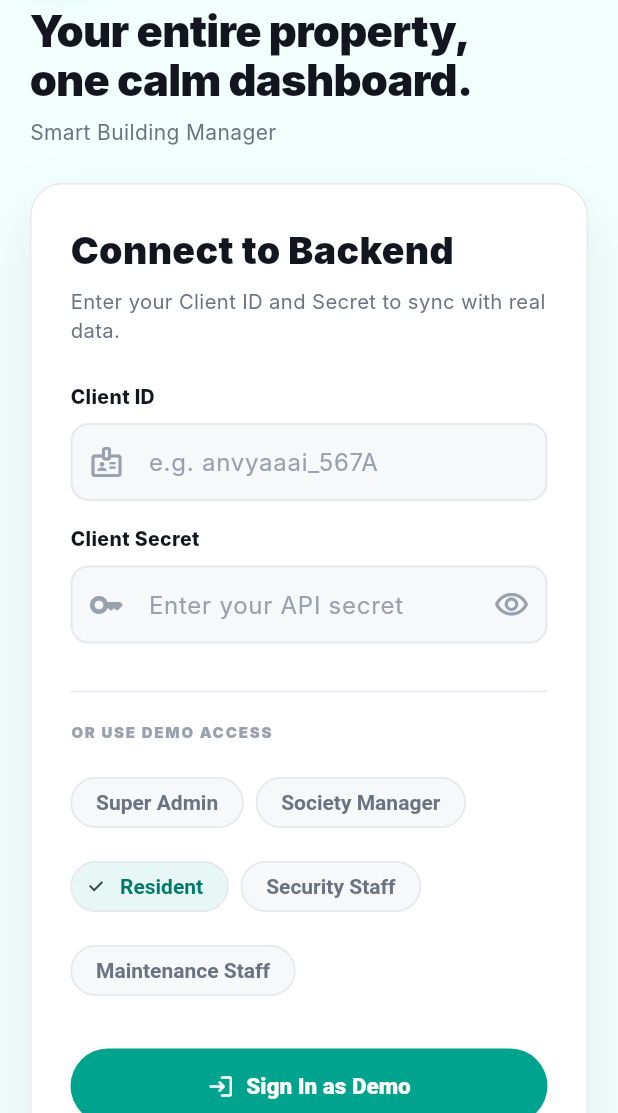
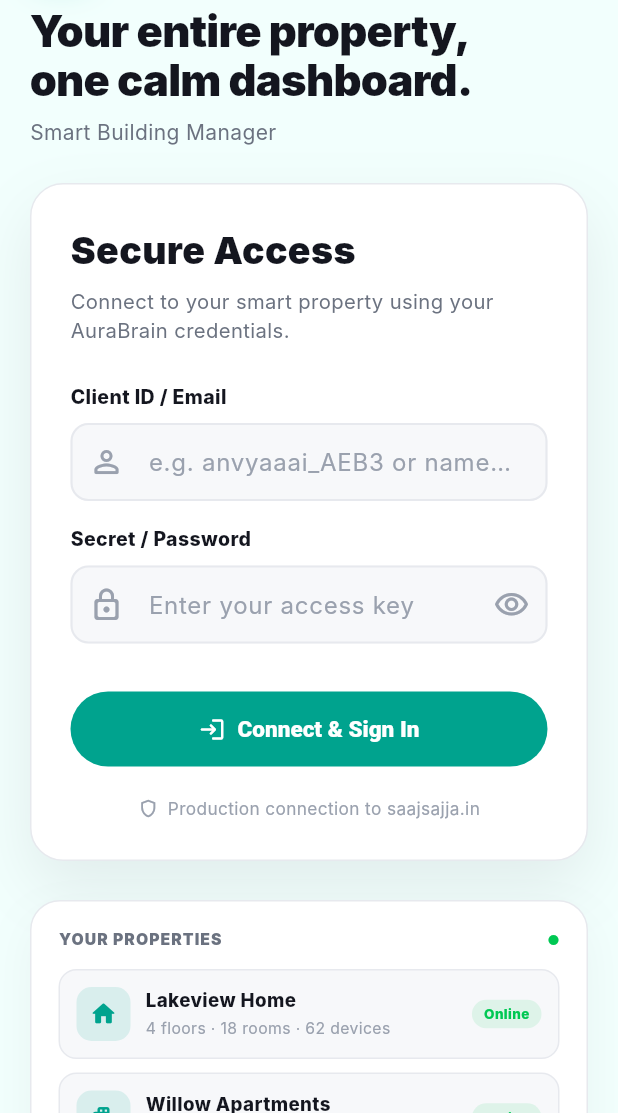
Before and after one commit to Abhishek95595/smart_homez, a Flutter app: the screen it shows after launch, after a tap on "Start", on a phone screen of 412 x 824 dp, the part 123-1236 px from its top. Run offline on Flutter 3.47's test engine with Material 3 defaults, Android fonts, the phone set to English and light mode, and no system bars; our stand-ins replace dio, fl_chart, flutter_secure_storage, hive, hive_flutter; missing offline and left inert: flutter_client_sse; accounts and stored records are empty; Roboto replaces fonts that are missing (Inter).

Commit message:
Production: Remove Demo Login and Enforce Strict API Authentication

```diff
--- a/lib/screens/auth/login_screen.dart
+++ b/lib/screens/auth/login_screen.dart
@@ -16,45 +16,43 @@
 }
 
 class _LoginScreenState extends State<LoginScreen> {
-  UserRole _selectedRole = UserRole.resident;
+  final UserRole _selectedRole = UserRole.resident;
   bool _loading = false;
   bool _obscureSecret = true;
 
   final _clientIdCtrl = TextEditingController();
   final _secretCtrl = TextEditingController();
-  final _emailCtrl = TextEditingController(text: 'demo@smarthomez.in');
-  final _passCtrl = TextEditingController(text: '••••••••');
 
   @override
   void dispose() {
     _clientIdCtrl.dispose();
     _secretCtrl.dispose();
-    _emailCtrl.dispose();
-    _passCtrl.dispose();
     super.dispose();
   }
 
   Future<void> _login() async {
+    final identifier = _clientIdCtrl.text.trim();
+    final secret = _secretCtrl.text.trim();
+
+    if (identifier.isEmpty || secret.isEmpty) {
+      ScaffoldMessenger.of(context).showSnackBar(
+        const SnackBar(
+          content: Text('Please enter both your Client ID/Email and Secret/Password.'),
+          backgroundColor: AppColors.critical,
+        ),
+      );
+      return;
+    }
+
     setState(() => _loading = true);
 
-    final clientId = _clientIdCtrl.text.trim();
-    final secret = _secretCtrl.text.trim();
-
-    String? error;
-
-    if (clientId.isNotEmpty && secret.isNotEmpty) {
-      // Manual API login
-      error = await context.read<AuthProvider>().loginWithApi(
-        clientId,
-        secret,
-        _selectedRole,
-        propertyProvider: context.read<PropertyProvider>(),
-        deviceProvider: context.read<DeviceProvider>(),
-      );
-    } else {
-      // Fallback to demo login
-      await context.read<AuthProvider>().loginAs(_selectedRole);
-    }
+    final error = await context.read<AuthProvider>().loginWithApi(
+      identifier,
+      secret,
+      _selectedRole,
+      propertyProvider: context.read<PropertyProvider>(),
+      deviceProvider: context.read<DeviceProvider>(),
+    );
 
     if (!mounted) return;
     setState(() => _loading = false);
@@ -143,31 +141,32 @@
         crossAxisAlignment: CrossAxisAlignment.start,
         children: [
           const Text(
-            'Connect to Backend',
+            'Secure Access',
             style: TextStyle(fontSize: 25, fontWeight: FontWeight.w900),
           ),
           const SizedBox(height: 6),
           const Text(
-            'Enter your Client ID and Secret to sync with real data.',
+            'Connect to your smart property using your AuraBrain credentials.',
             style: TextStyle(color: AppColors.textSecondary, fontSize: 13.5),
           ),
           const SizedBox(height: 26),
-          const _FormLabel('Client ID'),
+          const _FormLabel('Client ID / Email'),
           TextField(
             controller: _clientIdCtrl,
+            keyboardType: TextInputType.emailAddress,
             decoration: const InputDecoration(
-              hintText: 'e.g. anvyaaai_567A',
-              prefixIcon: Icon(Icons.badge_outlined),
+              hintText: 'e.g. anvyaaai_AEB3 or name@mail.com',
+              prefixIcon: Icon(Icons.person_outline_rounded),
             ),
           ),
           const SizedBox(height: 16),
-          const _FormLabel('Client Secret'),
+          const _FormLabel('Secret / Password'),
           TextField(
             controller: _secretCtrl,
             obscureText: _obscureSecret,
             decoration: InputDecoration(
-              hintText: 'Enter your API secret',
-              prefixIcon: const Icon(Icons.key_rounded),
+              hintText: 'Enter your access key',
+              prefixIcon: const Icon(Icons.lock_outline_rounded),
               suffixIcon: IconButton(
                 tooltip: _obscureSecret ? 'Show secret' : 'Hide secret',
                 onPressed: () =>
@@ -180,39 +179,7 @@
               ),
             ),
           ),
-          const SizedBox(height: 24),
-          const Divider(),
-          const SizedBox(height: 12),
-          const Text(
-            'OR USE DEMO ACCESS',
-            style: TextStyle(
-              fontSize: 10,
-              fontWeight: FontWeight.w900,
-              color: AppColors.textFaint,
-              letterSpacing: 1.2,
-            ),
-          ),
-          const SizedBox(height: 16),
-          Wrap(
-            spacing: 8,
-            runSpacing: 8,
-            children: UserRole.values.map((role) {
-              final selected = role == _selectedRole;
-              return ChoiceChip(
-                label: Text(role.label),
-                selected: selected,
-                onSelected: (_) => setState(() => _selectedRole = role),
-                selectedColor: AppColors.primarySoft,
-                labelStyle: TextStyle(
-                  color: selected
-                      ? AppColors.primaryDark
-                      : AppColors.textSecondary,
-                  fontWeight: FontWeight.w700,
-                ),
-              );
-            }).toList(),
-          ),
-          const SizedBox(height: 28),
+          const SizedBox(height: 32),
           SizedBox(
             width: double.infinity,
             child: ElevatedButton.icon(
@@ -227,10 +194,10 @@
                       ),
                     )
                   : const Icon(Icons.login_rounded),
-              label: Text(_clientIdCtrl.text.isNotEmpty ? 'Connect & Sign In' : 'Sign In as Demo'),
+              label: const Text('Connect & Sign In'),
             ),
           ),
-          const SizedBox(height: 16),
+          const SizedBox(height: 20),
           const Row(
             mainAxisAlignment: MainAxisAlignment.center,
             children: [
@@ -238,7 +205,7 @@
               SizedBox(width: 6),
               Flexible(
                 child: Text(
-                  'Encrypted connection to saajsajja.in',
+                  'Production connection to saajsajja.in',
                   textAlign: TextAlign.center,
                   style: TextStyle(color: AppColors.textFaint, fontSize: 11.5),
                 ),
```
Also changed, not shown: 1 other file.
